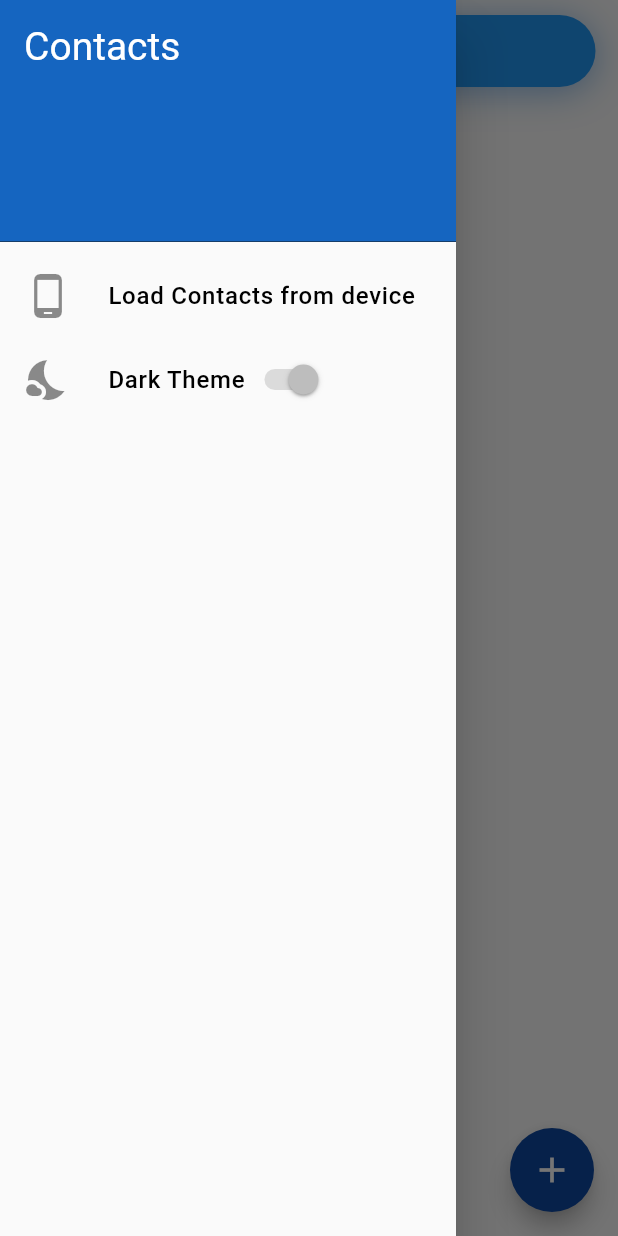
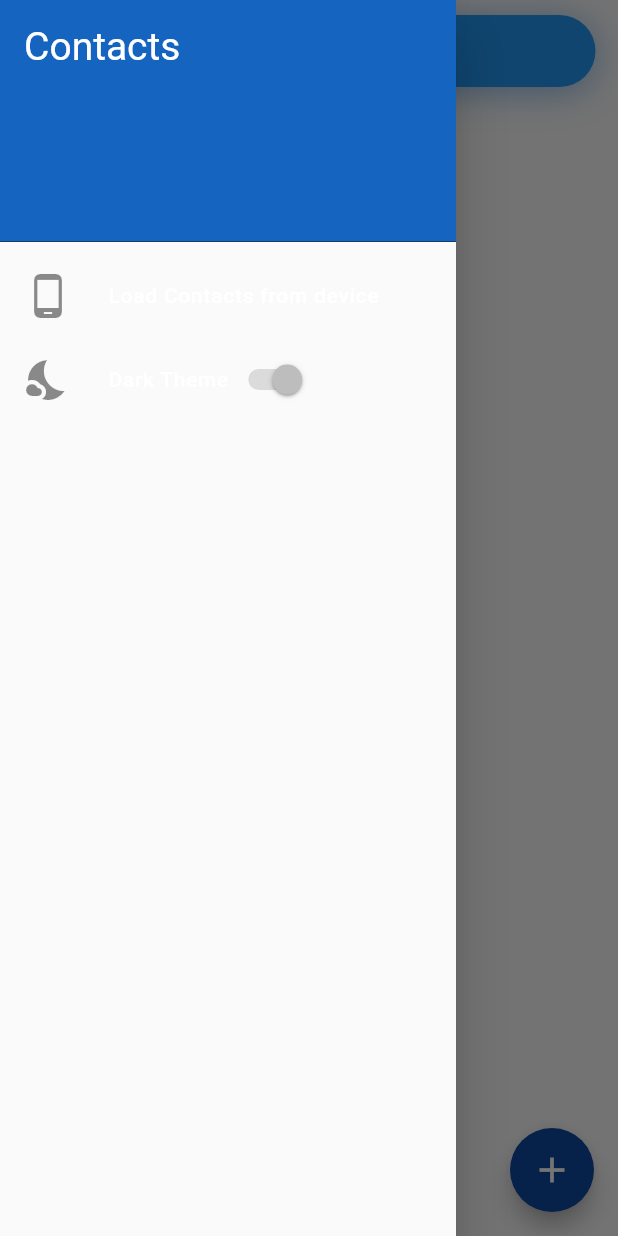
Before and after one commit to Cavitedev/score_contacts, a Flutter app: the ContactList screen opened by its route, with the side drawer open, on a phone screen of 412 x 824 dp. Run offline on Flutter 3.47's test engine with Material 2 defaults, Android fonts, the phone set to English and light mode, and no system bars; our stand-ins replace auto_route, bloc, cloud_firestore, dartz, firebase_auth, firebase_core and 7 more; accounts and stored records are empty; generated files the repository leaves out were written again; statements that could not run were skipped.

Commit message:
:lipstick: Decrease font size

```diff
--- a/lib/presentation/contacts/list_view/widgets/contact_row.dart
+++ b/lib/presentation/contacts/list_view/widgets/contact_row.dart
@@ -100,6 +100,7 @@ class ContactRow extends StatelessWidget {
             _buildFullName(context),
             RichText(
               overflow: TextOverflow.ellipsis,
+              textScaleFactor: MediaQuery.of(context).textScaleFactor,
               text: TextSpan(
                   text: selectionContact.filterText,
                   style: Theme
@@ -121,6 +122,7 @@ class ContactRow extends StatelessWidget {
     if (match != null) {
       return RichText(
         overflow: TextOverflow.ellipsis,
+        textScaleFactor: MediaQuery.of(context).textScaleFactor,
         text: TextSpan(children: [
           TextSpan(
               text: highlight.substring(0, match.start),
--- a/lib/theme_manager.dart
+++ b/lib/theme_manager.dart
@@ -34,15 +34,14 @@ class ThemeManager {
     textTheme: TextTheme(
         headline2: const TextStyle(fontSize: 30, fontWeight: FontWeight.w500),
         headline3: const TextStyle(fontSize: 26, color: Colors.white),
-        headline5: const TextStyle(fontSize: 22, color: Colors.black),
-        headline6: const TextStyle(
-            fontSize: 20, letterSpacing: .5, color: Colors.black),
-        subtitle1: const TextStyle(
-            fontSize: 18, letterSpacing: .5, color: Colors.black),
+        headline5: const TextStyle(
+          fontSize: 16,
+        ),
+        headline6: const TextStyle(fontSize: 14, letterSpacing: .5),
+        subtitle1: const TextStyle(fontSize: 16, letterSpacing: .5),
         subtitle2: const TextStyle(
-          fontSize: 16,
+          fontSize: 14,
           letterSpacing: .5,
-          color: Colors.black,
         ),
         caption: TextStyle(fontSize: 15, color: Colors.grey[700]),
         button: TextStyle(fontSize: 20, color: Colors.blueAccent[400])),
@@ -78,12 +77,12 @@ class ThemeManager {
         headline2: const TextStyle(fontSize: 30, fontWeight: FontWeight.w500),
         headline3: const TextStyle(fontSize: 26),
         headline5: const TextStyle(
-          fontSize: 22,
+          fontSize: 16,
         ),
-        headline6: const TextStyle(fontSize: 20, letterSpacing: .5),
-        subtitle1: const TextStyle(fontSize: 18, letterSpacing: .5),
+        headline6: const TextStyle(fontSize: 14, letterSpacing: .5),
+        subtitle1: const TextStyle(fontSize: 16, letterSpacing: .5),
         subtitle2: const TextStyle(
-          fontSize: 16,
+          fontSize: 14,
           letterSpacing: .5,
         ),
         caption: TextStyle(fontSize: 15, color: Colors.grey[400]),
```
Also changed, not shown: lib/main.dart (+41 -1 lines).
